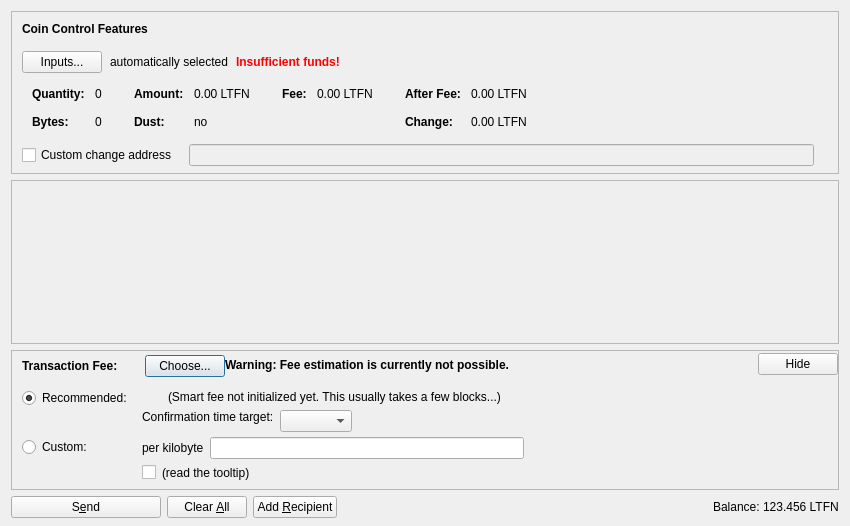
litecoinfinance/litecoinfinance, file src/qt/forms/sendcoinsdialog.ui: the form before one commit.
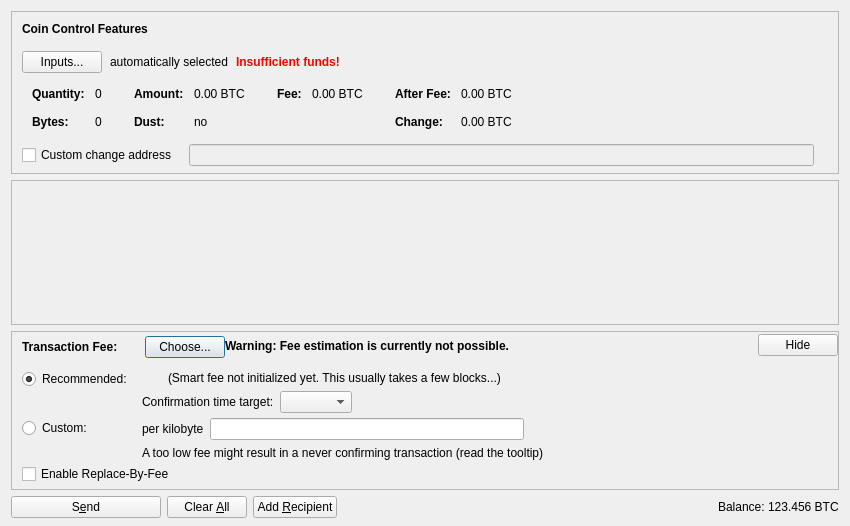
The form after the commit. Icons and pictures are not drawn. Custom widgets are drawn as their Qt base class.

What changed in the file:
```diff
--- a/src/qt/forms/sendcoinsdialog.ui
+++ b/src/qt/forms/sendcoinsdialog.ui
@@ -324,7 +324,7 @@
                   <enum>Qt::ActionsContextMenu</enum>
                  </property>
                  <property name="text">
-                  <string notr="true">0.00 LTFN</string>
+                  <string notr="true">0.00 BTC</string>
                  </property>
                  <property name="textInteractionFlags">
                   <set>Qt::LinksAccessibleByMouse|Qt::TextSelectableByKeyboard|Qt::TextSelectableByMouse</set>
@@ -404,7 +404,7 @@
                   <enum>Qt::ActionsContextMenu</enum>
                  </property>
                  <property name="text">
-                  <string notr="true">0.00 LTFN</string>
+                  <string notr="true">0.00 BTC</string>
                  </property>
                  <property name="textInteractionFlags">
                   <set>Qt::LinksAccessibleByMouse|Qt::TextSelectableByKeyboard|Qt::TextSelectableByMouse</set>
@@ -455,7 +455,7 @@
                   <enum>Qt::ActionsContextMenu</enum>
                  </property>
                  <property name="text">
-                  <string notr="true">0.00 LTFN</string>
+                  <string notr="true">0.00 BTC</string>
                  </property>
                  <property name="textInteractionFlags">
                   <set>Qt::LinksAccessibleByMouse|Qt::TextSelectableByKeyboard|Qt::TextSelectableByMouse</set>
@@ -484,7 +484,7 @@
                   <enum>Qt::ActionsContextMenu</enum>
                  </property>
                  <property name="text">
-                  <string notr="true">0.00 LTFN</string>
+                  <string notr="true">0.00 BTC</string>
                  </property>
                  <property name="textInteractionFlags">
                   <set>Qt::LinksAccessibleByMouse|Qt::TextSelectableByKeyboard|Qt::TextSelectableByMouse</set>
@@ -876,17 +876,7 @@
                <item>
                 <layout class="QHBoxLayout" name="horizontalLayoutFee8">
                  <item>
-                  <widget class="QCheckBox" name="checkBoxMinimumFee">
-                   <property name="toolTip">
-                    <string>Paying only the minimum fee is just fine as long as there is less transaction volume than space in the blocks. But be aware that this can end up in a never confirming transaction once there is more demand for litecoinfinance transactions than the network can process.</string>
-                   </property>
-                   <property name="text">
-                    <string/>
-                   </property>
-                  </widget>
-                 </item>
-                 <item>
-                  <widget class="QLabel" name="labelMinFeeWarning">
+                  <widget class="QLabel" name="labelCustomFeeWarning">
                    <property name="enabled">
                     <bool>true</bool>
                    </property>
@@ -894,10 +884,7 @@
                     <string>Paying only the minimum fee is just fine as long as there is less transaction volume than space in the blocks. But be aware that this can end up in a never confirming transaction once there is more demand for litecoinfinance transactions than the network can process.</string>
                    </property>
                    <property name="text">
-                    <string>(read the tooltip)</string>
-                   </property>
-                   <property name="margin">
-                    <number>5</number>
+                    <string>A too low fee might result in a never confirming transaction (read the tooltip)</string>
                    </property>
                   </widget>
                  </item>
@@ -990,9 +977,6 @@
                    <property name="text">
                     <string/>
                    </property>
-                   <property name="margin">
-                    <number>2</number>
-                   </property>
                   </widget>
                  </item>
                  <item>
@@ -1007,9 +991,6 @@
                    <property name="text">
                     <string>(Smart fee not initialized yet. This usually takes a few blocks...)</string>
                    </property>
-                   <property name="margin">
-                    <number>2</number>
-                   </property>
                   </widget>
                  </item>
                  <item>
@@ -1036,24 +1017,8 @@
                      <property name="text">
                       <string>Confirmation time target:</string>
                      </property>
-                     <property name="margin">
-                      <number>2</number>
-                     </property>
                     </widget>
                    </item>
-                   <item>
-                    <spacer name="verticalSpacer_3">
-                     <property name="orientation">
-                      <enum>Qt::Vertical</enum>
-                     </property>
-                     <property name="sizeHint" stdset="0">
-                      <size>
-                       <width>1</width>
-                       <height>1</height>
-                      </size>
-                     </property>
-                    </spacer>
-                   </item>
                   </layout>
                  </item>
                  <item>
@@ -1105,6 +1070,16 @@
              </item>
             </layout>
            </item>
+           <item>
+            <widget class="QCheckBox" name="optInRBF">
+             <property name="text">
+              <string>Enable Replace-By-Fee</string>
+             </property>
+             <property name="toolTip">
+              <string>With Replace-By-Fee (BIP-125) you can increase a transaction's fee after it is sent. Without this, a higher fee may be recommended to compensate for increased transaction delay risk.</string>
+             </property>
+            </widget>
+           </item>
           </layout>
          </widget>
         </item>
@@ -1237,7 +1212,7 @@
           <cursorShape>IBeamCursor</cursorShape>
          </property>
          <property name="text">
-          <string notr="true">123.456 LTFN</string>
+          <string notr="true">123.456 BTC</string>
          </property>
          <property name="textInteractionFlags">
           <set>Qt::LinksAccessibleByMouse|Qt::TextSelectableByKeyboard|Qt::TextSelectableByMouse</set>
```
Left out of the diff: 6 changed lines with no effect on the pictures.
